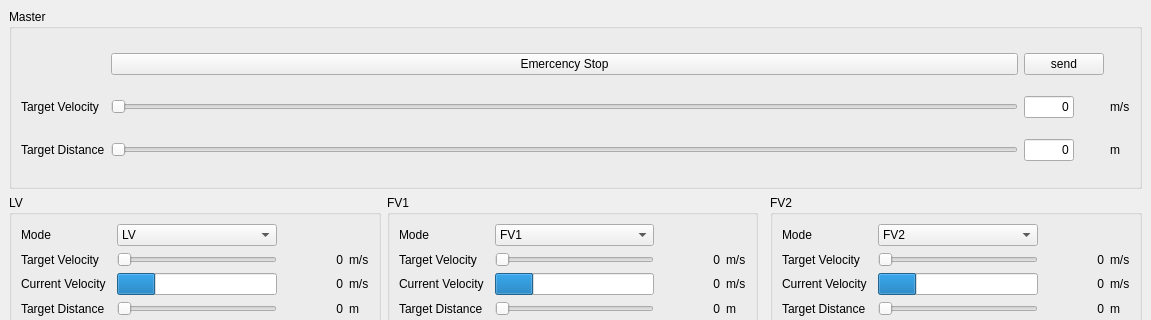
Qt form etc/Controller/Controller/controller.ui (ChangJinKoo/scale_truck_control) before a commit; both pictures show x 0 to 1151 and y 0 to 320 of the 1151 by 600 pixel window.
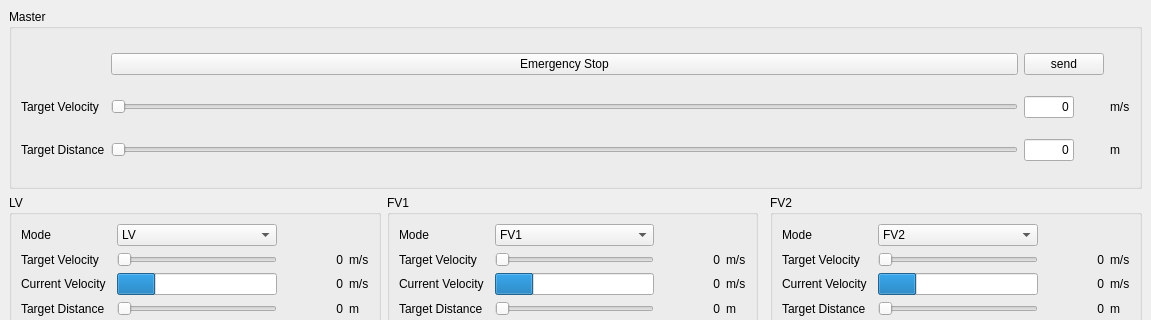
The same form after that commit.

Diff of the .ui file:
```diff
--- a/etc/Controller/Controller/controller.ui
+++ b/etc/Controller/Controller/controller.ui
@@ -638,7 +638,7 @@
        <item row="0" column="1">
         <widget class="QPushButton" name="pushButton">
          <property name="text">
-          <string>Emercency Stop</string>
+          <string>Emergency Stop</string>
          </property>
         </widget>
        </item>
```
Left out of the diff: 6 changed lines with no effect on the pictures.
